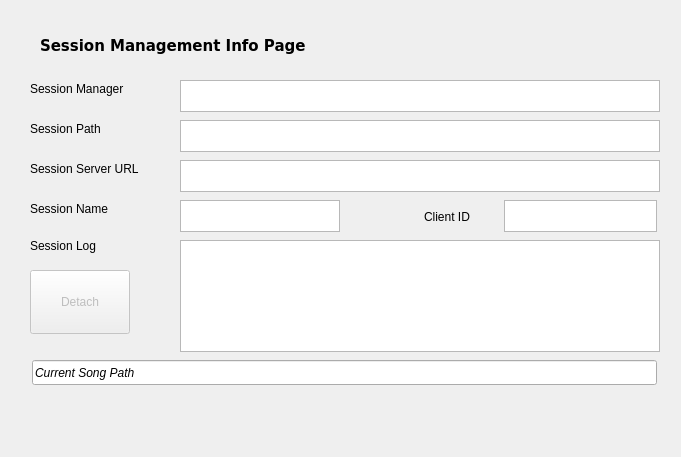
Qt form seq_qt5/forms/qsessionframe.ui (ahlstromcj/seq66) before a commit.
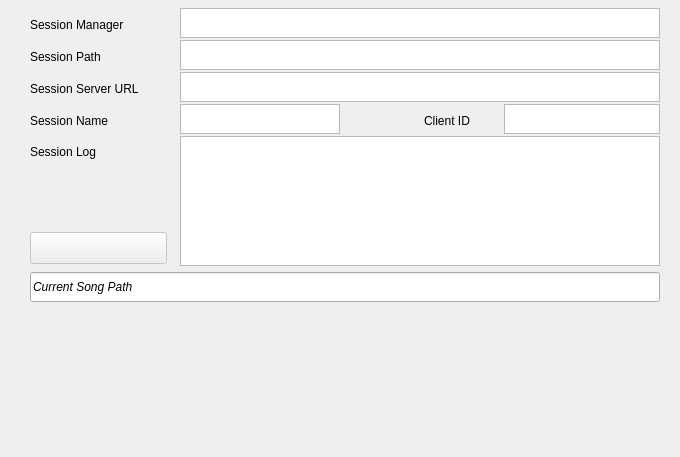
The same form after that commit.

Patch:
```diff
--- a/seq_qt5/forms/qsessionframe.ui
+++ b/seq_qt5/forms/qsessionframe.ui
@@ -6,45 +6,18 @@
    <rect>
     <x>0</x>
     <y>0</y>
-    <width>681</width>
+    <width>680</width>
     <height>457</height>
    </rect>
   </property>
   <property name="windowTitle">
    <string>Frame</string>
   </property>
-  <widget class="QLabel" name="sessionMainLabel">
-   <property name="geometry">
-    <rect>
-     <x>40</x>
-     <y>30</y>
-     <width>300</width>
-     <height>32</height>
-    </rect>
-   </property>
-   <property name="minimumSize">
-    <size>
-     <width>300</width>
-     <height>32</height>
-    </size>
-   </property>
-   <property name="font">
-    <font>
-     <family>DejaVu Sans</family>
-     <pointsize>11</pointsize>
-     <weight>75</weight>
-     <bold>true</bold>
-    </font>
-   </property>
-   <property name="text">
-    <string>Session Management Info Page</string>
-   </property>
-  </widget>
   <widget class="QLabel" name="sessionNameLabel">
    <property name="geometry">
     <rect>
      <x>30</x>
-     <y>120</y>
+     <y>48</y>
      <width>132</width>
      <height>18</height>
     </rect>
@@ -63,21 +36,21 @@
    <property name="geometry">
     <rect>
      <x>180</x>
-     <y>120</y>
+     <y>40</y>
      <width>480</width>
-     <height>32</height>
+     <height>30</height>
     </rect>
    </property>
    <property name="minimumSize">
     <size>
      <width>420</width>
-     <height>32</height>
+     <height>30</height>
     </size>
    </property>
    <property name="maximumSize">
     <size>
      <width>480</width>
-     <height>32</height>
+     <height>28</height>
     </size>
    </property>
    <property name="undoRedoEnabled">
@@ -91,7 +64,7 @@
    <property name="geometry">
     <rect>
      <x>30</x>
-     <y>160</y>
+     <y>80</y>
      <width>132</width>
      <height>18</height>
     </rect>
@@ -110,21 +83,21 @@
    <property name="geometry">
     <rect>
      <x>180</x>
-     <y>160</y>
+     <y>72</y>
      <width>480</width>
-     <height>32</height>
+     <height>30</height>
     </rect>
    </property>
    <property name="minimumSize">
     <size>
      <width>420</width>
-     <height>32</height>
+     <height>30</height>
     </size>
    </property>
    <property name="maximumSize">
     <size>
      <width>480</width>
-     <height>32</height>
+     <height>30</height>
     </size>
    </property>
    <property name="undoRedoEnabled">
@@ -138,7 +111,7 @@
    <property name="geometry">
     <rect>
      <x>30</x>
-     <y>230</y>
+     <y>136</y>
      <width>132</width>
      <height>32</height>
     </rect>
@@ -157,21 +130,21 @@
    <property name="geometry">
     <rect>
      <x>180</x>
-     <y>240</y>
+     <y>136</y>
      <width>480</width>
-     <height>112</height>
+     <height>130</height>
     </rect>
    </property>
    <property name="minimumSize">
     <size>
      <width>420</width>
-     <height>112</height>
+     <height>130</height>
     </size>
    </property>
    <property name="maximumSize">
     <size>
      <width>480</width>
-     <height>112</height>
+     <height>130</height>
     </size>
    </property>
    <property name="undoRedoEnabled">
@@ -188,40 +161,46 @@
    <property name="geometry">
     <rect>
      <x>30</x>
-     <y>270</y>
-     <width>100</width>
-     <height>64</height>
+     <y>232</y>
+     <width>137</width>
+     <height>32</height>
     </rect>
    </property>
    <property name="minimumSize">
     <size>
      <width>100</width>
-     <height>64</height>
+     <height>32</height>
+    </size>
+   </property>
+   <property name="maximumSize">
+    <size>
+     <width>16777215</width>
+     <height>32</height>
     </size>
    </property>
    <property name="text">
-    <string>Detach</string>
+    <string/>
    </property>
   </widget>
   <widget class="QTextEdit" name="sessionManagerNameText">
    <property name="geometry">
     <rect>
      <x>180</x>
-     <y>80</y>
+     <y>8</y>
      <width>480</width>
-     <height>32</height>
+     <height>30</height>
     </rect>
    </property>
    <property name="minimumSize">
     <size>
      <width>420</width>
-     <height>32</height>
+     <height>30</height>
     </size>
    </property>
    <property name="maximumSize">
     <size>
      <width>480</width>
-     <height>32</height>
+     <height>30</height>
     </size>
    </property>
    <property name="undoRedoEnabled">
@@ -235,7 +214,7 @@
    <property name="geometry">
     <rect>
      <x>30</x>
-     <y>80</y>
+     <y>16</y>
      <width>132</width>
      <height>18</height>
     </rect>
@@ -248,7 +227,7 @@
    <property name="geometry">
     <rect>
      <x>30</x>
-     <y>200</y>
+     <y>112</y>
      <width>132</width>
      <height>18</height>
     </rect>
@@ -261,7 +240,7 @@
    <property name="geometry">
     <rect>
      <x>424</x>
-     <y>208</y>
+     <y>112</y>
      <width>73</width>
      <height>18</height>
     </rect>
@@ -274,11 +253,23 @@
    <property name="geometry">
     <rect>
      <x>180</x>
-     <y>200</y>
+     <y>104</y>
      <width>160</width>
-     <height>32</height>
+     <height>30</height>
     </rect>
    </property>
+   <property name="minimumSize">
+    <size>
+     <width>0</width>
+     <height>30</height>
+    </size>
+   </property>
+   <property name="maximumSize">
+    <size>
+     <width>16777215</width>
+     <height>30</height>
+    </size>
+   </property>
    <property name="undoRedoEnabled">
     <bool>false</bool>
    </property>
@@ -290,11 +281,23 @@
    <property name="geometry">
     <rect>
      <x>504</x>
-     <y>200</y>
-     <width>153</width>
-     <height>32</height>
+     <y>104</y>
+     <width>156</width>
+     <height>30</height>
     </rect>
    </property>
+   <property name="minimumSize">
+    <size>
+     <width>0</width>
+     <height>30</height>
+    </size>
+   </property>
+   <property name="maximumSize">
+    <size>
+     <width>16777215</width>
+     <height>30</height>
+    </size>
+   </property>
    <property name="undoRedoEnabled">
     <bool>false</bool>
    </property>
@@ -305,12 +308,24 @@
   <widget class="QLineEdit" name="songPathText">
    <property name="geometry">
     <rect>
-     <x>32</x>
-     <y>360</y>
-     <width>625</width>
-     <height>25</height>
+     <x>30</x>
+     <y>272</y>
+     <width>630</width>
+     <height>30</height>
     </rect>
    </property>
+   <property name="minimumSize">
+    <size>
+     <width>0</width>
+     <height>30</height>
+    </size>
+   </property>
+   <property name="maximumSize">
+    <size>
+     <width>16777215</width>
+     <height>30</height>
+    </size>
+   </property>
    <property name="font">
     <font>
      <italic>true</italic>
```
